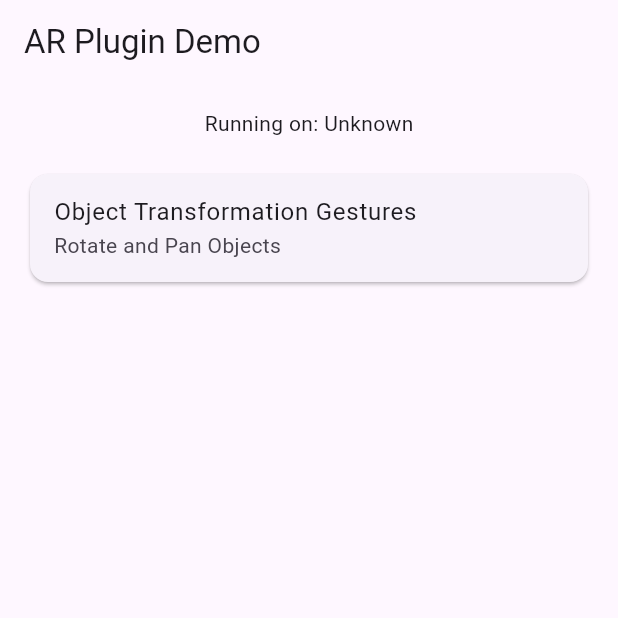
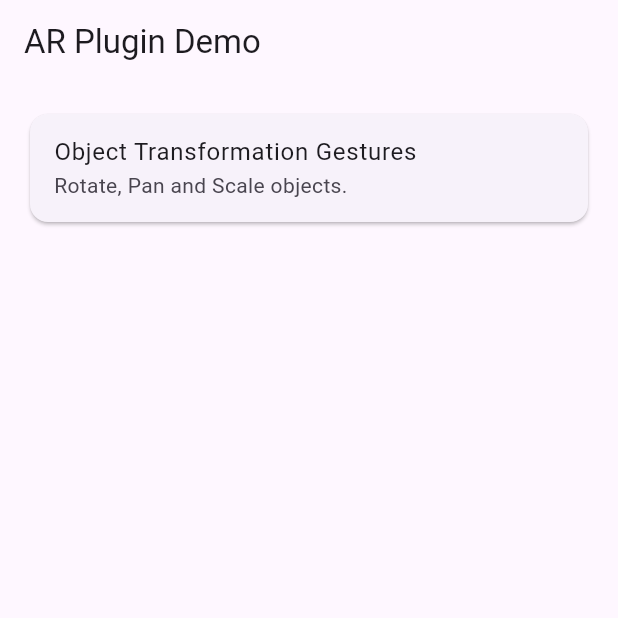
Before and after one commit to armaganwork/ar_example, a Flutter app: the screen it shows after launch, on a phone screen of 412 x 824 dp, the top half of it. Run offline on Flutter 3.47's test engine with Material 3 defaults, Android fonts, the phone set to English and light mode, and no system bars; missing offline and left inert: ar_flutter_plugin_flutterflow.

Commit message:
reverse the changes

```diff
--- a/lib/main.dart
+++ b/lib/main.dart
@@ -1,31 +1,4 @@
-// import 'package:ar_example/pages/home_page.dart';
-// import 'package:flutter/material.dart';
-
-// void main() {
-//   WidgetsFlutterBinding.ensureInitialized();
-
-//   runApp(const MyApp());
-// }
-
-// class MyApp extends StatelessWidget {
-//   const MyApp({super.key});
-
-//   @override
-//   Widget build(BuildContext context) {
-//     return MaterialApp(
-//       title: 'Flutter AR App',
-//       debugShowCheckedModeBanner: false,
-//       theme: ThemeData(primarySwatch: Colors.deepPurple),
-//       home: const MyHomePage(),
-//     );
-//   }
-// }
-
-import 'dart:async';
-
-import 'package:ar_flutter_plugin_flutterflow/ar_flutter_plugin.dart';
 import 'package:flutter/material.dart';
-import 'package:flutter/services.dart';
 
 import 'page/object_gestures_page.dart';
 
@@ -42,34 +15,7 @@ class MyApp extends StatefulWidget {
 }
 
 class _MyAppState extends State<MyApp> {
-  String _platformVersion = 'Unknown';
   static const String _title = 'AR Plugin Demo';
-
-  @override
-  void initState() {
-    super.initState();
-    initPlatformState();
-  }
-
-  // Platform messages are asynchronous, so we initialize in an async method.
-  Future<void> initPlatformState() async {
-    String platformVersion;
-    // Platform messages may fail, so we use a try/catch PlatformException.
-    try {
-      platformVersion = await ArFlutterPlugin.platformVersion;
-    } on PlatformException {
-      platformVersion = 'Failed to get platform version.';
-    }
-
-    // If the widget was removed from the tree while the asynchronous platform
-    // message was in flight, we want to discard the reply rather than calling
-    // setState to update our non-existent appearance.
-    if (!mounted) return;
-
-    setState(() {
-      _platformVersion = platformVersion;
-    });
-  }
 
   @override
   Widget build(BuildContext context) {
@@ -78,14 +24,15 @@ class _MyAppState extends State<MyApp> {
         appBar: AppBar(
           title: const Text(_title),
         ),
-        body: Padding(
-          padding: const EdgeInsets.all(16.0),
-          child: Column(children: [
-            Text('Running on: $_platformVersion\n'),
-            const Expanded(
-              child: ExampleList(),
-            ),
-          ]),
+        body: const Padding(
+          padding: EdgeInsets.all(16.0),
+          child: Column(
+            children: [
+              Expanded(
+                child: ExampleList(),
+              ),
+            ],
+          ),
         ),
       ),
     );
@@ -98,34 +45,21 @@ class ExampleList extends StatelessWidget {
   @override
   Widget build(BuildContext context) {
     final examples = [
-      Example(
+      ObjectModel(
         'Object Transformation Gestures',
-        'Rotate and Pan Objects',
+        'Rotate, Pan and Scale objects.',
         () => Navigator.push(context, MaterialPageRoute(builder: (context) => const ObjectGesturesWidget())),
       ),
-
-      // Example(
-      //     'Cloud Anchors',
-      //     'Place and retrieve 3D objects using the Google Cloud Anchor API',
-      //     () => Navigator.push(context,
-      //         MaterialPageRoute(builder: (context) => CloudAnchorWidget()))),
-      // Example(
-      //     'External Model Management',
-      //     'Similar to Cloud Anchors example, but uses external database to choose from available 3D models',
-      //     () => Navigator.push(
-      //         context,
-      //         MaterialPageRoute(
-      //             builder: (context) => ExternalModelManagementWidget())))
     ];
     return ListView(
-      children: examples.map((example) => ExampleCard(example: example)).toList(),
+      children: examples.map((example) => Model3DItem(example: example)).toList(),
     );
   }
 }
 
-class ExampleCard extends StatelessWidget {
-  const ExampleCard({super.key, required this.example});
-  final Example example;
+class Model3DItem extends StatelessWidget {
+  const Model3DItem({super.key, required this.example});
+  final ObjectModel example;
 
   @override
   build(BuildContext context) {
@@ -144,9 +78,43 @@ class ExampleCard extends StatelessWidget {
   }
 }
 
-class Example {
-  const Example(this.name, this.description, this.onTap);
+class ObjectModel {
+  const ObjectModel(this.name, this.description, this.onTap);
   final String name;
   final String description;
   final Function onTap;
 }
+
+// import 'package:flutter/material.dart';
+// import 'package:model_viewer_plus/model_viewer_plus.dart';
+
+// void main() => runApp(const MyApp());
+
+// class MyApp extends StatelessWidget {
+//   const MyApp({super.key});
+
+//   @override
+//   Widget build(BuildContext context) {
+//     return MaterialApp(
+//       debugShowCheckedModeBanner: false,
+//       home: Scaffold(
+//         appBar: AppBar(title: const Text('Model Viewer')),
+//         body: SizedBox(
+//           height: MediaQuery.of(context).size.height - kToolbarHeight,
+//           child: const ModelViewer(
+//             src: 'assets/Astronaut.glb',
+//             ar: true,
+//             // backgroundColor: Color.fromARGB(0xFF, 0xEE, 0xEE, 0xEE),
+//             // alt: 'A 3D model of an astronaut',
+//             // arModes: ['scene-viewer', 'webxr', 'quick-look'],
+//             // autoRotate: false,
+//             // // iosSrc: 'https://modelviewer.dev/shared-assets/models/Astronaut.usdz',
+//             // disableZoom: false,
+//             // cameraControls: true,
+//             // disablePan: false,
+//           ),
+//         ),
+//       ),
+//     );
+//   }
+// }
```
Also changed, not shown: lib/page/object_gestures_page.dart (+29 -40 lines), pubspec.yaml (+5 -4 lines), pubspec.lock, 8 other files.
